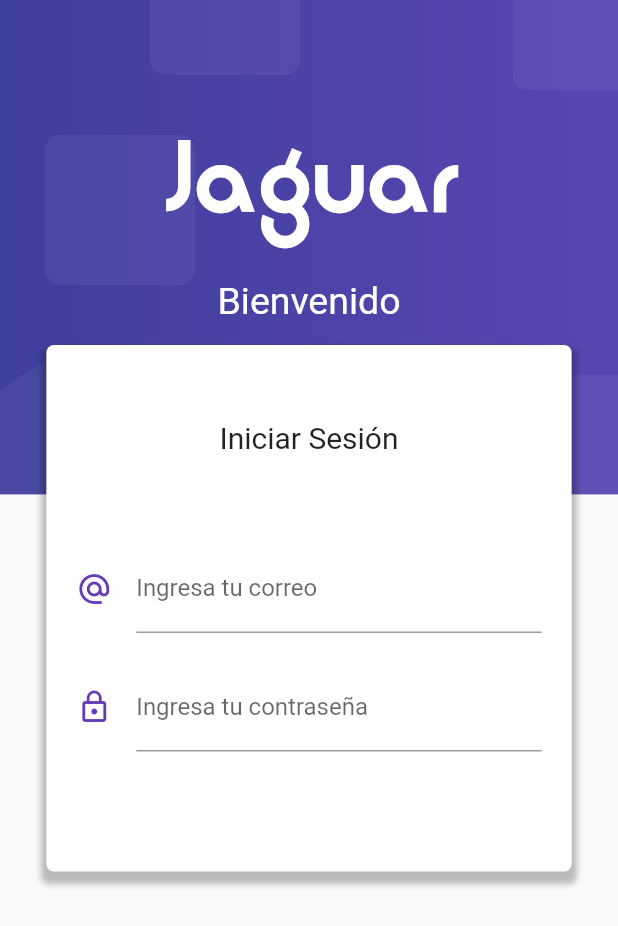
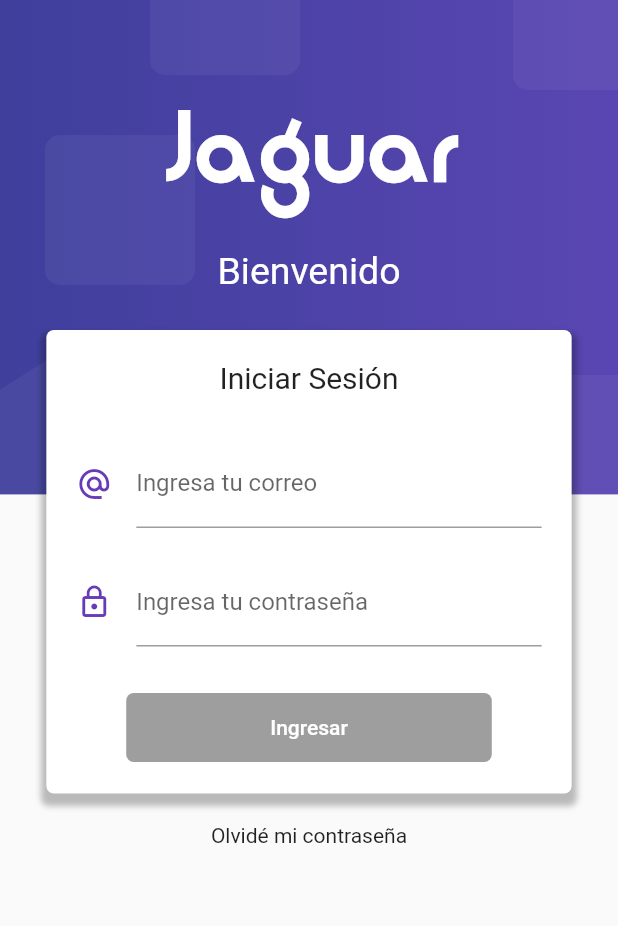
Before and after one commit to panterino/Jaguar-App, a Flutter app: the screen it shows after launch, on a phone screen of 412 x 824 dp. Shown: the top 926 px of the screen. Run offline on Flutter 3.47's test engine with Material 2 defaults, Android fonts, the light colour scheme and no system bars; our stand-ins replace rxdart.

Commit message:
login form & initial firebase configuration

```diff
--- a/lib/main.dart
+++ b/lib/main.dart
@@ -1,4 +1,5 @@
 import 'package:flutter/material.dart';
+import 'package:jaguar/src/bloc/provider.dart';
 import 'package:jaguar/src/pages/home_page.dart';
 import 'package:jaguar/src/pages/login_page.dart';
 
@@ -7,14 +8,18 @@ void main() => runApp(MyApp());
 class MyApp extends StatelessWidget {
   @override
   Widget build(BuildContext context) {
-    return MaterialApp(
+    return Provider(
+        child: MaterialApp(
       debugShowCheckedModeBanner: false,
       title: 'Jaguar',
       initialRoute: 'login',
       routes: {
-        'login': ( BuildContext context) => LoginPage(),
-        'home': ( BuildContext context) => HomePage(),
+        'login': (BuildContext context) => LoginPage(),
+        'home': (BuildContext context) => HomePage(),
       },
-    );
+      theme: ThemeData(
+        primaryColor: Colors.deepPurple
+      ),
+    ));
   }
 }
--- /dev/null
+++ b/lib/src/bloc/login_bloc.dart
@@ -0,0 +1,31 @@
+import 'dart:async';
+
+import 'package:jaguar/src/bloc/validators.dart';
+import 'package:rxdart/rxdart.dart';
+import 'package:rxdart/subjects.dart';
+
+class LoginBloc with Validators {
+  final _emailController = BehaviorSubject<String>();
+  final _passwordController = BehaviorSubject<String>();
+
+  // Get Stream values
+  Stream<String> get emailStream =>
+      _emailController.stream.transform(validateEmail);
+  Stream<String> get passwordStream =>
+      _passwordController.stream.transform(validatePassword);
+
+  Stream<bool> get formValidStream =>
+      Observable.combineLatest2(emailStream, passwordStream, (e, p) => true);
+  // Insert values to Stream
+  Function(String) get changeEmail => _emailController.sink.add;
+  Function(String) get changePassword => _passwordController.sink.add;
+
+  // Get last value in Stream
+  String get email => _emailController.value;
+  String get password => _passwordController.value;
+
+  dispose() {
+    _emailController?.close();
+    _passwordController?.close();
+  }
+}
--- /dev/null
+++ b/lib/src/bloc/provider.dart
@@ -0,0 +1,27 @@
+import 'package:flutter/material.dart';
+import 'package:jaguar/src/bloc/login_bloc.dart';
+export 'package:jaguar/src/bloc/login_bloc.dart';
+
+class Provider extends InheritedWidget {
+  static Provider _instance;
+
+  factory Provider({Key key, Widget child}) {
+    if (_instance == null) {
+      _instance = Provider._internal(
+        key: key,
+        child: child,
+      );
+    }
+    return _instance;
+  }
+  Provider._internal({Key key, Widget child}) : super(key: key, child: child);
+  final loginBloc = LoginBloc();
+
+  @override
+  bool updateShouldNotify(InheritedWidget oldWidget) => true;
+
+  static LoginBloc of(BuildContext context) {
+    return (context.inheritFromWidgetOfExactType(Provider) as Provider)
+        .loginBloc;
+  }
+}
--- /dev/null
+++ b/lib/src/bloc/validators.dart
@@ -0,0 +1,23 @@
+import 'dart:async';
+
+class Validators {
+  final validateEmail =
+      StreamTransformer<String, String>.fromHandlers(handleData: (email, sink) {
+    Pattern pattern =
+        r'^(([^<>()[\]\\.,;:\s@\"]+(\.[^<>()[\]\\.,;:\s@\"]+)*)|(\".+\"))@((\[[0-9]{1,3}\.[0-9]{1,3}\.[0-9]{1,3}\.[0-9]{1,3}\])|(([a-zA-Z\-0-9]+\.)+[a-zA-Z]{2,}))$';
+    RegExp regExp = RegExp(pattern);
+    if (regExp.hasMatch(email)) {
+      sink.add(email);
+    } else {
+      sink.addError('Escriba un correo válido');
+    }
+  });
+  final validatePassword = StreamTransformer<String, String>.fromHandlers(
+      handleData: (password, sink) {
+    if (password.length >= 6) {
+      sink.add(password);
+    } else {
+      sink.addError('La contraseña debe tener más de 6 caracteres');
+    }
+  });
+}
--- a/lib/src/pages/login_page.dart
+++ b/lib/src/pages/login_page.dart
@@ -1,4 +1,5 @@
 import 'package:flutter/material.dart';
+import 'package:jaguar/src/bloc/provider.dart';
 
 class LoginPage extends StatelessWidget {
   @override
@@ -10,19 +11,20 @@ class LoginPage extends StatelessWidget {
   }
 
   Widget _loginForm(BuildContext context) {
+    final bloc = Provider.of(context);
     final size = MediaQuery.of(context).size;
     return SingleChildScrollView(
       child: Column(
         children: <Widget>[
           SafeArea(
             child: Container(
-              height: 180.0,
+              height: 200.0,
             ),
           ),
           Container(
             width: size.width * 0.85,
-            padding: EdgeInsets.symmetric(vertical: 50.0),
-            margin: EdgeInsets.symmetric(vertical: 50.0),
+            padding: EdgeInsets.symmetric(vertical: 20.0),
+            margin: EdgeInsets.symmetric(vertical: 20.0),
             decoration: BoxDecoration(
                 color: Colors.white,
                 borderRadius: BorderRadius.circular(5.0),
@@ -39,20 +41,26 @@ class LoginPage extends StatelessWidget {
                   'Iniciar Sesión',
                   style: TextStyle(fontSize: 20.0),
                 ),
-                SizedBox(height: 60.0),
-                _createEmailField(),
+                SizedBox(height: 30.0),
+                _createEmailField(bloc),
                 SizedBox(height: 20.0),
-                _createPasswordField(),
+                _createPasswordField(bloc),
                 SizedBox(height: 30.0),
+                _createSubmitButton(bloc)
               ],
             ),
-          )
+          ),
+          Text('Olvidé mi contraseña'),
+          SizedBox(height: 100.0),
         ],
       ),
     );
   }
 
-  Widget _createEmailField() {
+  Widget _createEmailField(LoginBloc bloc) {
+    return StreamBuilder(
+      stream: bloc.emailStream,
+      builder: (BuildContext context, AsyncSnapshot snapshot) {
         return Container(
           padding: EdgeInsets.symmetric(horizontal: 20.0),
           child: TextField(
@@ -64,11 +72,19 @@ class LoginPage extends StatelessWidget {
                 ),
                 hintText: 'mail@example.com',
                 labelText: 'Ingresa tu correo',
-        ),
+                counterText: snapshot.data,
+                errorText: snapshot.error),
+            onChanged: bloc.changeEmail,
           ),
         );
+      },
+    );
   }
-  Widget _createPasswordField() {
+
+  Widget _createPasswordField(LoginBloc bloc) {
+    return StreamBuilder(
+      stream: bloc.passwordStream,
+      builder: (context, snapshot) {
         return Container(
           padding: EdgeInsets.symmetric(horizontal: 20.0),
           child: TextField(
@@ -79,9 +95,39 @@ class LoginPage extends StatelessWidget {
                   color: Colors.deepPurple,
                 ),
                 labelText: 'Ingresa tu contraseña',
-        ),
+                counterText: snapshot.data,
+                errorText: snapshot.error),
+            onChanged: bloc.changePassword,
           ),
         );
+      },
+    );
+  }
+
+  Widget _createSubmitButton(LoginBloc bloc) {
+    return StreamBuilder<Object>(
+        stream: bloc.formValidStream,
+        builder: (context, snapshot) {
+          return RaisedButton(
+            onPressed: snapshot.hasData ? () => _login(bloc, context) : null,
+            child: Container(
+              padding: EdgeInsets.symmetric(horizontal: 80.0, vertical: 15.0),
+              child: Text('Ingresar'),
+            ),
+            shape: RoundedRectangleBorder(
+                borderRadius: BorderRadius.circular(5.0)),
+            elevation: 0.0,
+            color: Colors.deepPurple,
+            textColor: Colors.white,
+          );
+        });
+  }
+
+  _login(LoginBloc bloc, BuildContext context ) {
+    print('Email: ${bloc.email}');
+    print('Password: ${bloc.password}');
+
+    Navigator.pushNamed(context, 'home');
   }
 
   Widget _createBckground(BuildContext context) {
@@ -117,7 +163,7 @@ class LoginPage extends StatelessWidget {
             child: Transform.rotate(angle: 12.0, child: squareRounded)),
         Positioned(top: 250.0, right: -20.0, child: squareRounded),
         Container(
-          padding: EdgeInsets.only(top: 80.0),
+          padding: EdgeInsets.only(top: 60.0),
           child: Column(
             children: <Widget>[
               Text(
--- a/pubspec.yaml
+++ b/pubspec.yaml
@@ -23,6 +23,8 @@ dependencies:
   # The following adds the Cupertino Icons font to your application.
   # Use with the CupertinoIcons class for iOS style icons.
   cupertino_icons: ^0.1.2
+  rxdart:
+  http:
 
 dev_dependencies:
   flutter_test:
```
Also changed, not shown: lib/src/pages/home_page.dart (+13 -1 lines), lib/src/providers/user_provider.dart (added, +19 -0 lines), pubspec.lock. Lines whose indentation alone changed are shown as unchanged.
